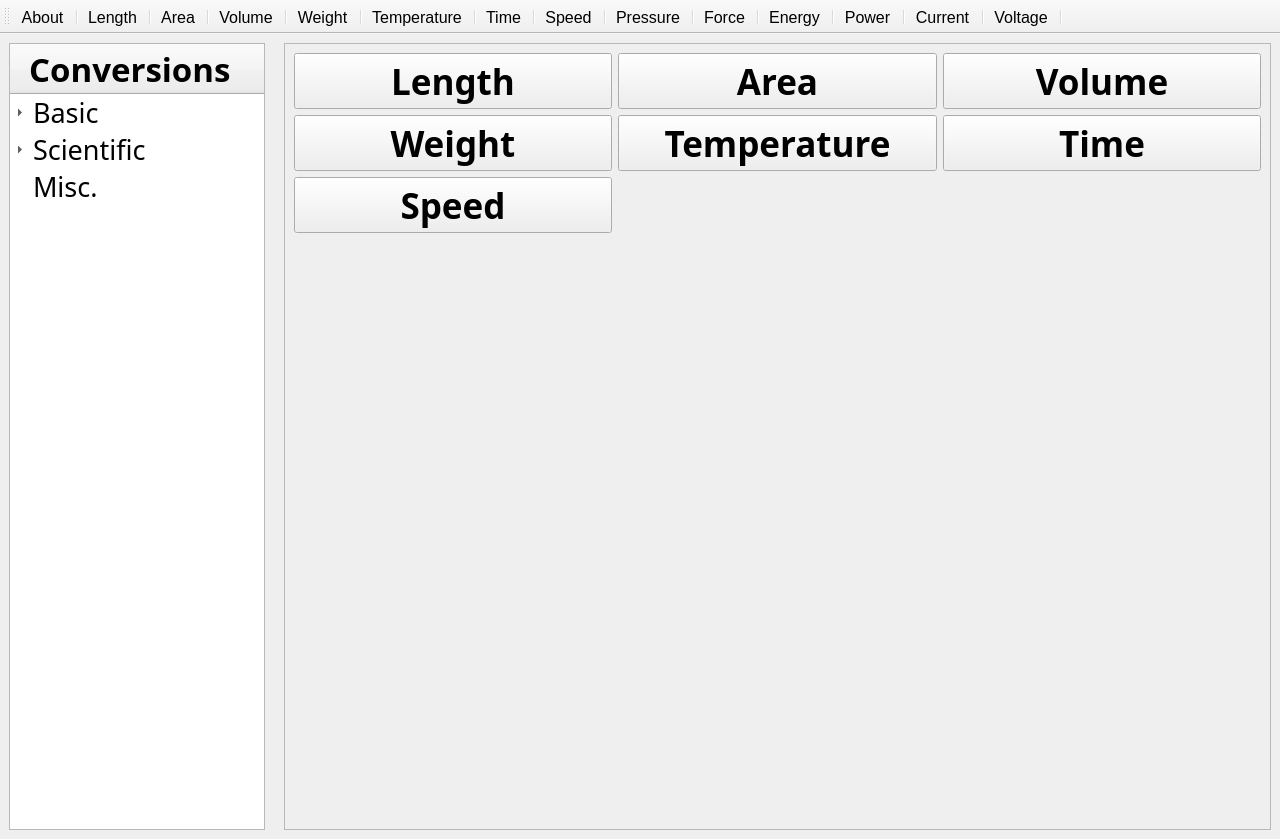
Qt form mainwindow.ui (30vam/cute-converter) before a commit.
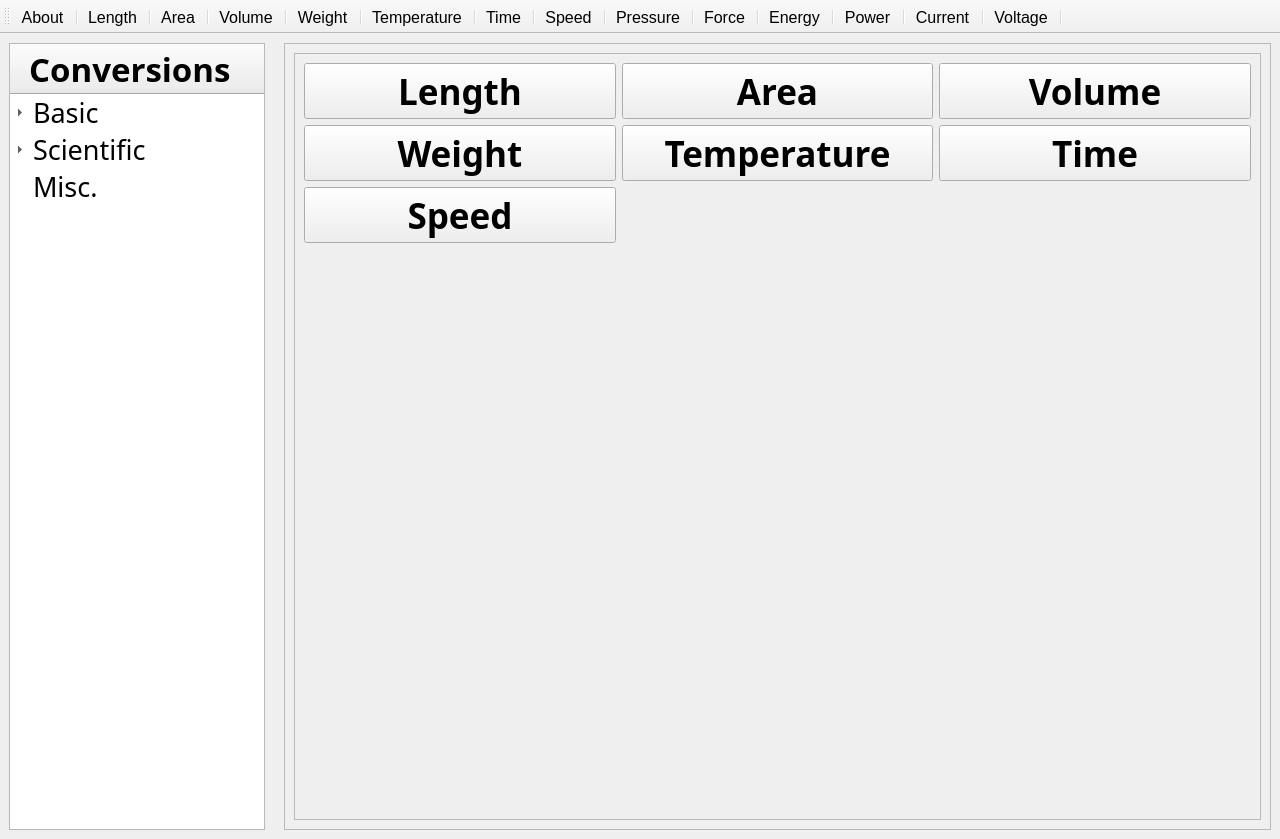
The same form after that commit. The open tabs and pages were chosen to show the change. Icons and pictures are not drawn.

Commit message: Added widget menu pages inside a scrollArea

```diff
--- a/mainwindow.ui
+++ b/mainwindow.ui
@@ -349,51 +349,22 @@
        <number>14</number>
       </property>
       <widget class="QWidget" name="basicPage">
-       <layout class="QGridLayout" name="gridLayout">
-        <item row="0" column="1">
-         <widget class="QToolButton" name="areaToolButton">
-          <property name="enabled">
+       <layout class="QHBoxLayout" name="horizontalLayout_15">
+        <item>
+         <widget class="QScrollArea" name="basicPageScrollArea">
+          <property name="widgetResizable">
            <bool>true</bool>
           </property>
-          <property name="sizePolicy">
-           <sizepolicy hsizetype="Preferred" vsizetype="Preferred">
-            <horstretch>0</horstretch>
-            <verstretch>0</verstretch>
-           </sizepolicy>
-          </property>
-          <property name="font">
-           <font>
-            <family>Aleo</family>
-            <pointsize>26</pointsize>
-            <bold>true</bold>
-           </font>
-          </property>
-          <property name="focusPolicy">
-           <enum>Qt::StrongFocus</enum>
-          </property>
-          <property name="text">
-           <string>Area</string>
-          </property>
-          <property name="iconSize">
-           <size>
-            <width>156</width>
-            <height>156</height>
-           </size>
-          </property>
-          <property name="popupMode">
-           <enum>QToolButton::DelayedPopup</enum>
-          </property>
-          <property name="toolButtonStyle">
-           <enum>Qt::ToolButtonTextUnderIcon</enum>
-          </property>
-          <property name="autoRaise">
-           <bool>false</bool>
-          </property>
-          <property name="arrowType">
-           <enum>Qt::NoArrow</enum>
-          </property>
-         </widget>
-        </item>
+          <widget class="QWidget" name="scrollAreaWidgetContents_14">
+           <property name="geometry">
+            <rect>
+             <x>0</x>
+             <y>0</y>
+             <width>966</width>
+             <height>678</height>
+            </rect>
+           </property>
+           <layout class="QGridLayout" name="gridLayout_3">
         <item row="0" column="2">
          <widget class="QToolButton" name="volumeToolButton">
           <property name="enabled">
@@ -435,8 +406,8 @@
           </property>
          </widget>
         </item>
-        <item row="1" column="2">
-         <widget class="QToolButton" name="timeToolButton">
+            <item row="1" column="1">
+             <widget class="QToolButton" name="temperatureToolButton">
           <property name="enabled">
            <bool>true</bool>
           </property>
@@ -454,7 +425,7 @@
            </font>
           </property>
           <property name="text">
-           <string>Time</string>
+               <string>Temperature</string>
           </property>
           <property name="iconSize">
            <size>
@@ -476,8 +447,8 @@
           </property>
          </widget>
         </item>
-        <item row="1" column="0">
-         <widget class="QToolButton" name="weightToolButton">
+            <item row="0" column="1">
+             <widget class="QToolButton" name="areaToolButton">
           <property name="enabled">
            <bool>true</bool>
           </property>
@@ -495,7 +466,7 @@
            </font>
           </property>
           <property name="text">
-           <string>Weight</string>
+               <string>Area</string>
           </property>
           <property name="iconSize">
            <size>
@@ -517,19 +488,6 @@
           </property>
          </widget>
         </item>
-        <item row="3" column="0">
-         <spacer name="verticalSpacer">
-          <property name="orientation">
-           <enum>Qt::Vertical</enum>
-          </property>
-          <property name="sizeHint" stdset="0">
-           <size>
-            <width>20</width>
-            <height>530</height>
-           </size>
-          </property>
-         </spacer>
-        </item>
         <item row="2" column="0">
          <widget class="QToolButton" name="speedToolButton">
           <property name="enabled">
@@ -571,6 +529,88 @@
           </property>
          </widget>
         </item>
+            <item row="1" column="0">
+             <widget class="QToolButton" name="weightToolButton">
+              <property name="enabled">
+               <bool>true</bool>
+              </property>
+              <property name="sizePolicy">
+               <sizepolicy hsizetype="Preferred" vsizetype="Preferred">
+                <horstretch>0</horstretch>
+                <verstretch>0</verstretch>
+               </sizepolicy>
+              </property>
+              <property name="font">
+               <font>
+                <family>Aleo</family>
+                <pointsize>26</pointsize>
+                <bold>true</bold>
+               </font>
+              </property>
+              <property name="text">
+               <string>Weight</string>
+              </property>
+              <property name="iconSize">
+               <size>
+                <width>156</width>
+                <height>156</height>
+               </size>
+              </property>
+              <property name="popupMode">
+               <enum>QToolButton::DelayedPopup</enum>
+              </property>
+              <property name="toolButtonStyle">
+               <enum>Qt::ToolButtonTextUnderIcon</enum>
+              </property>
+              <property name="autoRaise">
+               <bool>false</bool>
+              </property>
+              <property name="arrowType">
+               <enum>Qt::NoArrow</enum>
+              </property>
+             </widget>
+            </item>
+            <item row="1" column="2">
+             <widget class="QToolButton" name="timeToolButton">
+              <property name="enabled">
+               <bool>true</bool>
+              </property>
+              <property name="sizePolicy">
+               <sizepolicy hsizetype="Preferred" vsizetype="Preferred">
+                <horstretch>0</horstretch>
+                <verstretch>0</verstretch>
+               </sizepolicy>
+              </property>
+              <property name="font">
+               <font>
+                <family>Aleo</family>
+                <pointsize>26</pointsize>
+                <bold>true</bold>
+               </font>
+              </property>
+              <property name="text">
+               <string>Time</string>
+              </property>
+              <property name="iconSize">
+               <size>
+                <width>156</width>
+                <height>156</height>
+               </size>
+              </property>
+              <property name="popupMode">
+               <enum>QToolButton::DelayedPopup</enum>
+              </property>
+              <property name="toolButtonStyle">
+               <enum>Qt::ToolButtonTextUnderIcon</enum>
+              </property>
+              <property name="autoRaise">
+               <bool>false</bool>
+              </property>
+              <property name="arrowType">
+               <enum>Qt::NoArrow</enum>
+              </property>
+             </widget>
+            </item>
         <item row="0" column="0">
          <widget class="QToolButton" name="lengthToolButton">
           <property name="enabled">
@@ -612,45 +652,21 @@
           </property>
          </widget>
         </item>
-        <item row="1" column="1">
-         <widget class="QToolButton" name="temperatureToolButton">
-          <property name="enabled">
-           <bool>true</bool>
-          </property>
-          <property name="sizePolicy">
-           <sizepolicy hsizetype="Preferred" vsizetype="Preferred">
-            <horstretch>0</horstretch>
-            <verstretch>0</verstretch>
-           </sizepolicy>
-          </property>
-          <property name="font">
-           <font>
-            <family>Aleo</family>
-            <pointsize>26</pointsize>
-            <bold>true</bold>
-           </font>
-          </property>
-          <property name="text">
-           <string>Temperature</string>
-          </property>
-          <property name="iconSize">
+            <item row="3" column="1">
+             <spacer name="verticalSpacer">
+              <property name="orientation">
+               <enum>Qt::Vertical</enum>
+              </property>
+              <property name="sizeHint" stdset="0">
            <size>
-            <width>156</width>
-            <height>156</height>
-           </size>
-          </property>
-          <property name="popupMode">
-           <enum>QToolButton::DelayedPopup</enum>
-          </property>
-          <property name="toolButtonStyle">
-           <enum>Qt::ToolButtonTextUnderIcon</enum>
-          </property>
-          <property name="autoRaise">
-           <bool>false</bool>
-          </property>
-          <property name="arrowType">
-           <enum>Qt::NoArrow</enum>
-          </property>
+                <width>20</width>
+                <height>530</height>
+               </size>
+              </property>
+             </spacer>
+            </item>
+           </layout>
+          </widget>
          </widget>
         </item>
        </layout>
@@ -1968,8 +1984,55 @@
        </layout>
       </widget>
       <widget class="QWidget" name="scientificPage">
-       <layout class="QGridLayout" name="gridLayout_2" columnstretch="0,0,0,0">
-        <item row="2" column="0">
+       <layout class="QHBoxLayout" name="horizontalLayout_16">
+        <item>
+         <widget class="QScrollArea" name="scientificPageScrollArea">
+          <property name="widgetResizable">
+           <bool>true</bool>
+          </property>
+          <widget class="QWidget" name="scrollAreaWidgetContents_15">
+           <property name="geometry">
+            <rect>
+             <x>0</x>
+             <y>0</y>
+             <width>966</width>
+             <height>678</height>
+            </rect>
+           </property>
+           <layout class="QGridLayout" name="gridLayout">
+            <item row="1" column="1">
+             <widget class="QToolButton" name="currentToolButton">
+              <property name="sizePolicy">
+               <sizepolicy hsizetype="Preferred" vsizetype="Preferred">
+                <horstretch>0</horstretch>
+                <verstretch>0</verstretch>
+               </sizepolicy>
+              </property>
+              <property name="font">
+               <font>
+                <family>Aleo</family>
+                <pointsize>26</pointsize>
+                <bold>true</bold>
+               </font>
+              </property>
+              <property name="focusPolicy">
+               <enum>Qt::StrongFocus</enum>
+              </property>
+              <property name="text">
+               <string>Current</string>
+              </property>
+              <property name="iconSize">
+               <size>
+                <width>156</width>
+                <height>156</height>
+               </size>
+              </property>
+              <property name="toolButtonStyle">
+               <enum>Qt::ToolButtonTextUnderIcon</enum>
+              </property>
+             </widget>
+            </item>
+            <item row="1" column="0">
          <widget class="QToolButton" name="powerToolButton">
           <property name="sizePolicy">
            <sizepolicy hsizetype="Preferred" vsizetype="Preferred">
@@ -2172,6 +2235,10 @@
           <property name="toolButtonStyle">
            <enum>Qt::ToolButtonTextUnderIcon</enum>
           </property>
+             </widget>
+            </item>
+           </layout>
+          </widget>
          </widget>
         </item>
        </layout>
```
Left out of the diff: 41 changed lines with no effect on the pictures. Lines whose indentation alone changed are shown as unchanged.
